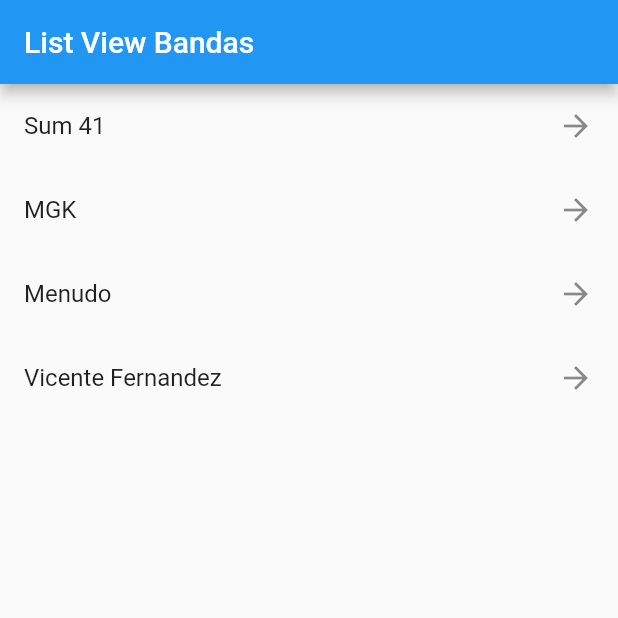
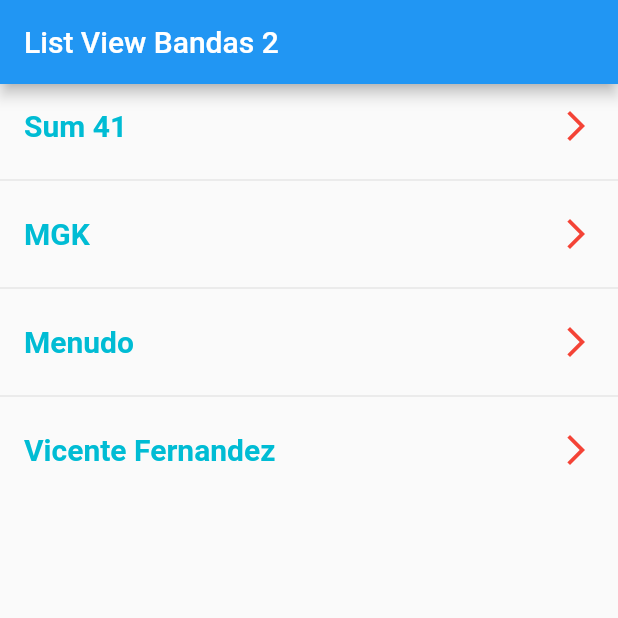
Before and after one commit to C3sarAcosta/flutter_widgets, a Flutter app: the screen it shows after launch, on a phone screen of 412 x 824 dp, the top half of it. Run offline on Flutter 3.47's test engine with Material 2 defaults, Android fonts, the phone set to English and light mode, and no system bars.

Commit message:
ListView2

```diff
--- a/lib/main.dart
+++ b/lib/main.dart
@@ -1,12 +1,13 @@
 import 'package:flutter/material.dart';
 import 'package:widgets/screens/listView1.dart';
+import 'package:widgets/screens/listView2.dart';
 
 void main() => runApp(MyApp());
 
 class MyApp extends StatelessWidget {
   @override
   Widget build(BuildContext context) {
-    return MaterialApp(title: 'Material App', home: ListView1()
+    return MaterialApp(title: 'Material App', home: ListView2()
 
         /*Scaffold(
         appBar: AppBar(
--- a/lib/screens/listView2.dart
+++ b/lib/screens/listView2.dart
@@ -0,0 +1,41 @@
+import 'package:flutter/material.dart';
+
+class ListView2 extends StatelessWidget {
+  final bandas = [
+    'Sum 41',
+    'MGK',
+    'Menudo',
+    'Vicente Fernandez',
+  ];
+
+  @override
+  Widget build(BuildContext context) {
+    return Scaffold(
+      appBar: AppBar(
+        title: const Text('List View Bandas 2'),
+      ),
+      body: ListView.separated(
+        itemCount: bandas.length,
+        itemBuilder: (_, index) => ListTile(
+          title: Text(
+            bandas[index],
+            style: const TextStyle(
+              color: Colors.cyan,
+              fontSize: 20,
+              fontWeight: FontWeight.bold,
+            ),
+          ),
+          trailing: Icon(
+            Icons.arrow_forward_ios,
+            color: Colors.red,
+          ),
+          onTap: () {
+            final banda = bandas[index];
+            print(banda);
+          },
+        ),
+        separatorBuilder: (_, __) => const Divider(),
+      ),
+    );
+  }
+}
```
